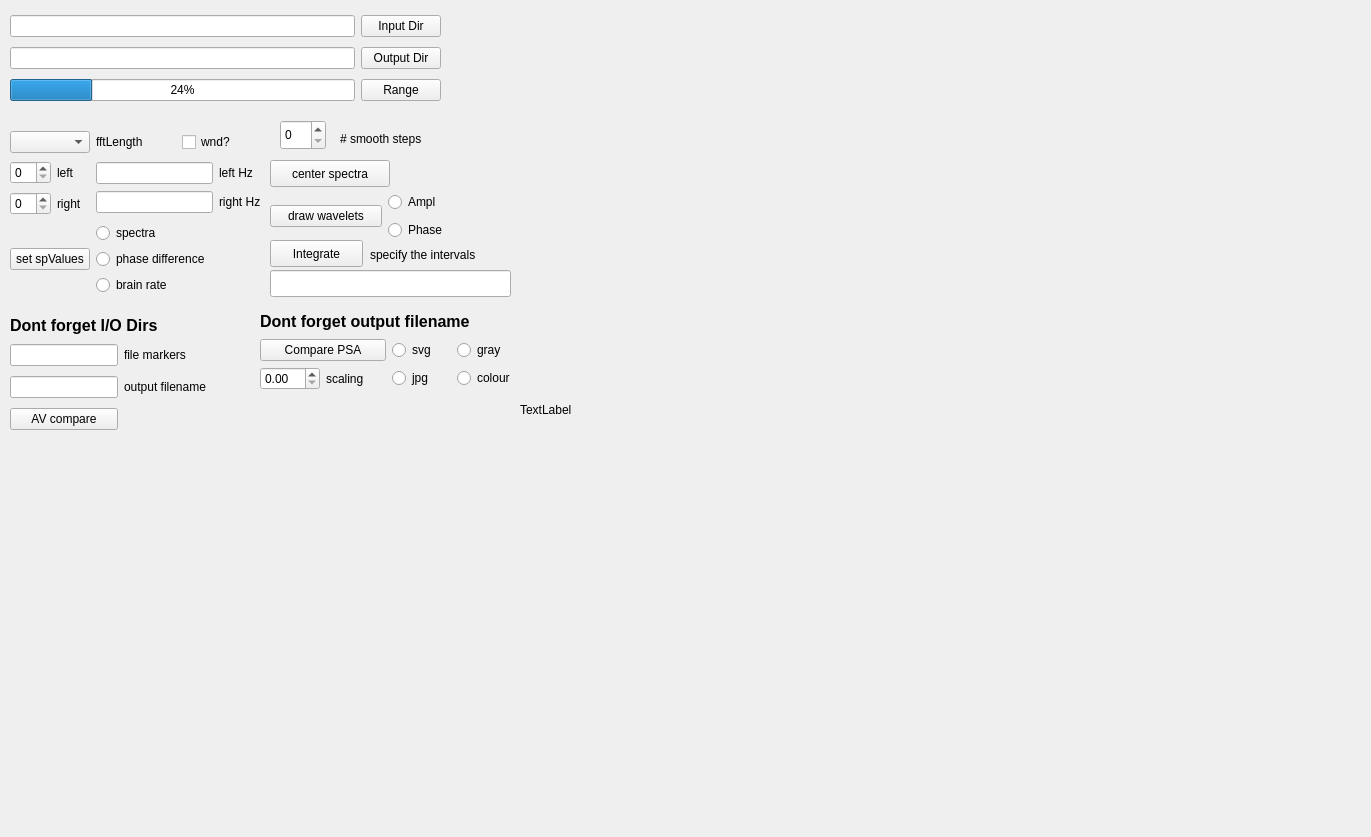
Above: spectre.ui from ArtfulVampire/SecondGUIrepo before the change. Below: the same form after it.
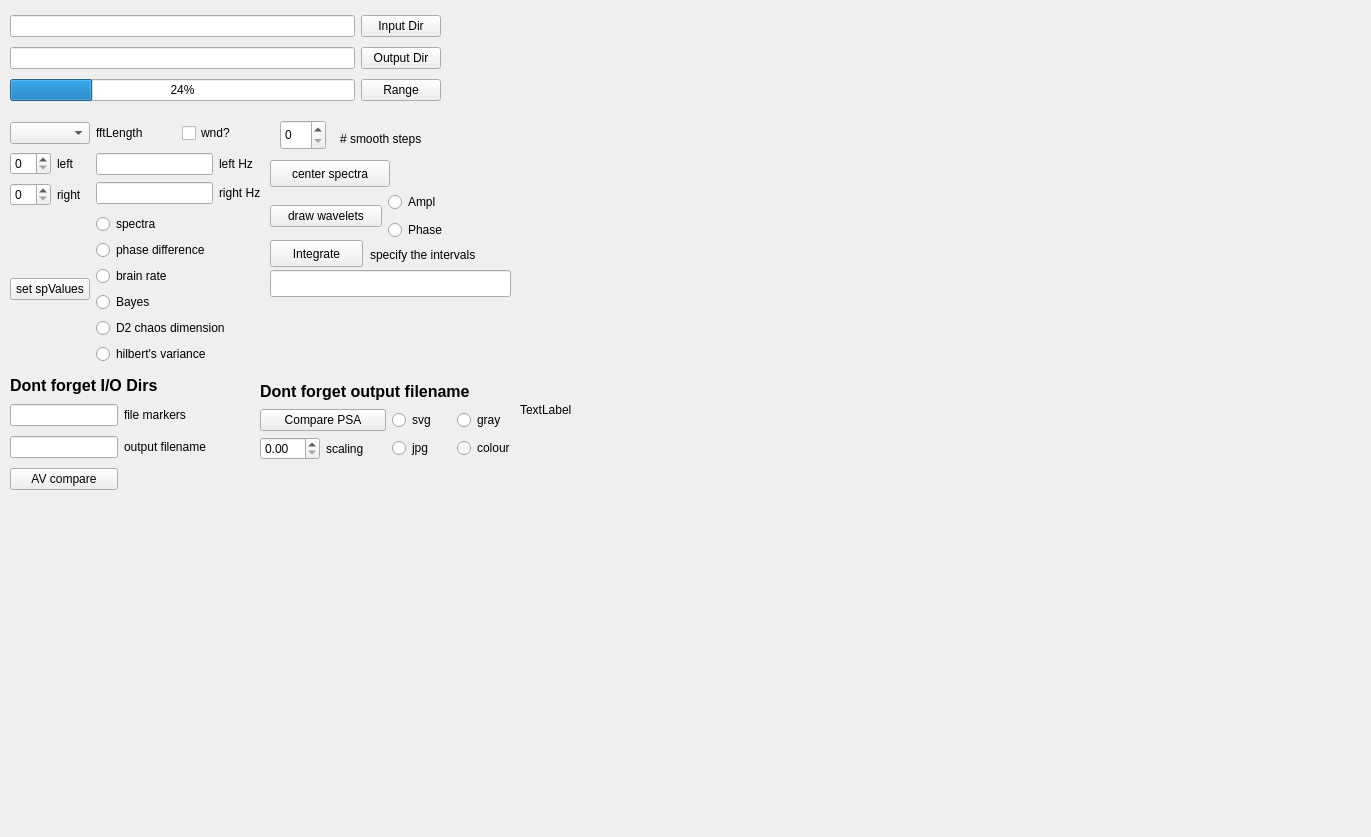
That is the form after the change.

The edit to the form file:
```diff
--- a/spectre.ui
+++ b/spectre.ui
@@ -17,7 +17,7 @@
    <property name="geometry">
     <rect>
      <x>10</x>
-     <y>310</y>
+     <y>370</y>
      <width>220</width>
      <height>30</height>
     </rect>
@@ -37,7 +37,7 @@
    <property name="geometry">
     <rect>
      <x>10</x>
-     <y>340</y>
+     <y>400</y>
      <width>221</width>
      <height>95</height>
     </rect>
@@ -220,9 +220,9 @@
    <property name="geometry">
     <rect>
      <x>10</x>
-     <y>129</y>
+     <y>120</y>
      <width>251</width>
-     <height>168</height>
+     <height>249</height>
     </rect>
    </property>
    <layout class="QGridLayout" name="gridLayout_3">
@@ -325,6 +325,27 @@
         </property>
        </widget>
       </item>
+      <item>
+       <widget class="QRadioButton" name="bayesRadioButton">
+        <property name="text">
+         <string>Bayes</string>
+        </property>
+       </widget>
+      </item>
+      <item>
+       <widget class="QRadioButton" name="d2RadioButton">
+        <property name="text">
+         <string>D2 chaos dimension</string>
+        </property>
+       </widget>
+      </item>
+      <item>
+       <widget class="QRadioButton" name="hilbertsVarRadioButton">
+        <property name="text">
+         <string>hilbert's variance</string>
+        </property>
+       </widget>
+      </item>
      </layout>
     </item>
    </layout>
@@ -366,11 +387,11 @@
     </item>
    </layout>
   </widget>
-  <widget class="QWidget" name="">
+  <widget class="QWidget" name="layoutWidget">
    <property name="geometry">
     <rect>
      <x>260</x>
-     <y>310</y>
+     <y>380</y>
      <width>257</width>
      <height>80</height>
     </rect>
```
